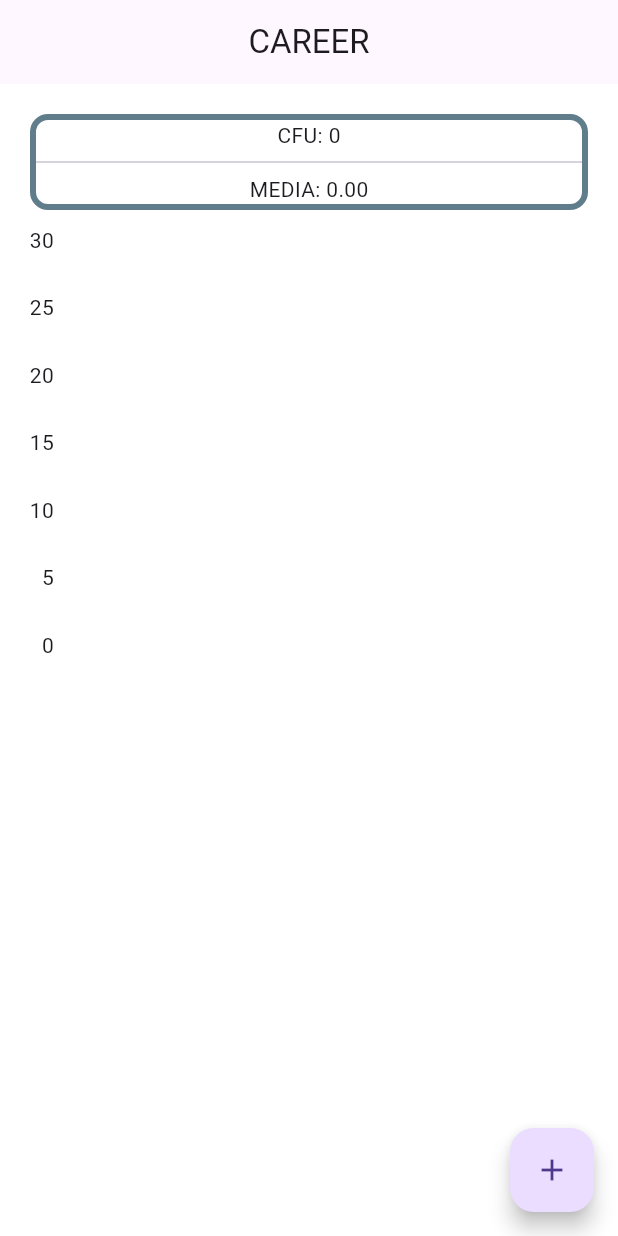
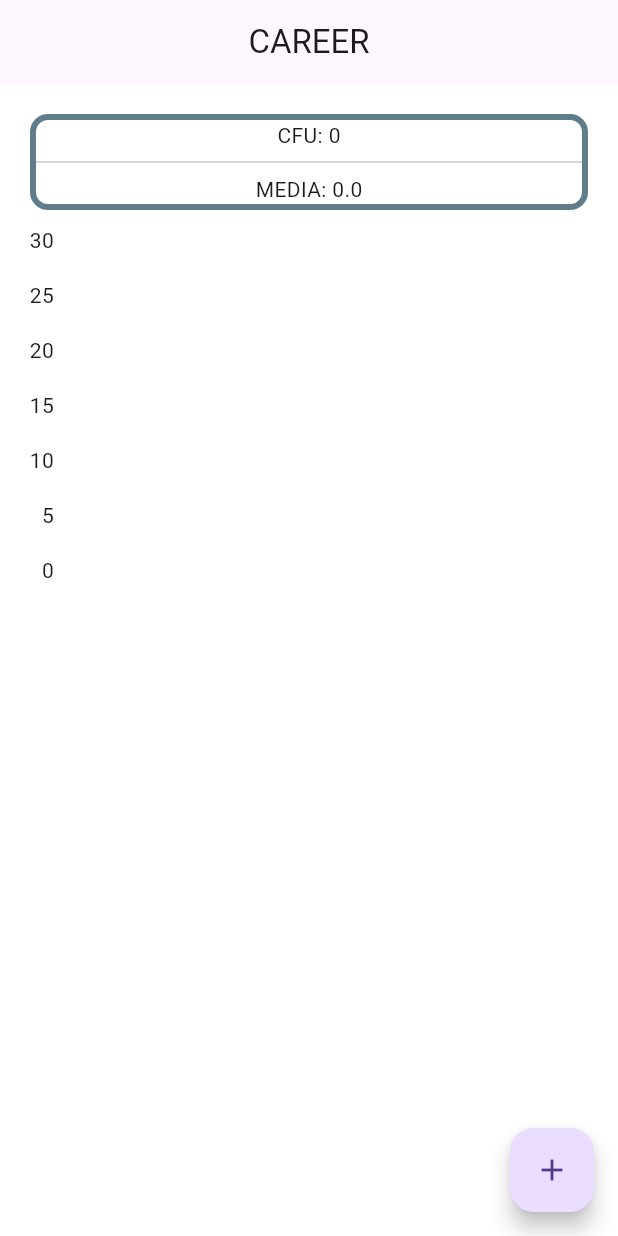
Before and after one commit to allozziotharo/Mobile-Computing, a Flutter app: the screen it shows after launch, on a phone screen of 412 x 824 dp. Run offline on Flutter 3.47's test engine with Material 3 defaults, Android fonts, the phone set to English and light mode, and no system bars; drawn by our look-alikes of fl_chart; our stand-ins replace google_fonts, table_calendar; Roboto replaces fonts that are missing (Oxanium).

Commit message:
aggiunto il grafico che fa vedere l'andamento degli esami
ora aggiungengo un esame a list page compare e scompare (se lo rimuovo) dalla list page   ---> nome list page VA CAMBIATO

```diff
--- a/project_mobile/lib/screens/listpage.dart
+++ b/project_mobile/lib/screens/listpage.dart
@@ -1,5 +1,6 @@
 //materiale standard
 import 'package:flutter/material.dart';
+import 'package:project_mobile/widget/AverageWidget.dart';
 import 'package:project_mobile/widget/ListItem.dart';
 import 'package:project_mobile/widget/degreeGraph/graph.dart';
 
@@ -15,11 +16,14 @@ class _ListPageState extends State<ListPage> {
   //chiave della animated list
   final listKey = GlobalKey<AnimatedListState>();
 
-  //tipo della lista
+  //elementi della animated list
   final List<ListItem> items = [];
 
   //lista che deve contenere i voti degli esami
   List<double> degree = [];
+
+  //variabile che dovrà contenere
+  double currentAverage = 0;
 
   @override
   Widget build(BuildContext context) {
@@ -32,25 +36,10 @@ class _ListPageState extends State<ListPage> {
         mainAxisAlignment: MainAxisAlignment.center,
         children: [
           //WIDGET PER MEDIA E CFU
-          Container(
-              decoration: BoxDecoration(
-                  border: Border.all(
-                    color: Colors.blueGrey,
-                    width: 4,
-                  ),
-                  borderRadius: BorderRadius.circular(12)),
-              margin: EdgeInsets.all(20),
-              child: Column(
-                mainAxisAlignment: MainAxisAlignment.start,
-                children: [
-                  Text("CFU: 0"),
-                  Divider(),
-                  Text("MEDIA: 0.00"),
-                ],
-              )),
+          AverageWidget(average: currentAverage),
           //grafico
           SizedBox(
-            height: 300,
+            height: 250,
             child: MyGraph(
               degreeList: degree,
             ),
@@ -82,6 +71,7 @@ class _ListPageState extends State<ListPage> {
   //funzione che rimuove un list item invocata dal cestino
   void removeItem(int index) {
     final removedItem = items[index];
+    degree.removeAt(index); //rimuovo gli elementi dalle liste
     items.removeAt(index);
     listKey.currentState!.removeItem(
       index,
@@ -90,8 +80,9 @@ class _ListPageState extends State<ListPage> {
         animation: animation,
         onClicked: () {},
       ),
-      duration: Duration(milliseconds: 400),
+      duration: Duration(milliseconds: 250),
     );
+    setState(() {}); //questo setState serve a fare il refresh della pagina
   }
   /********************************************/
 
@@ -156,6 +147,7 @@ class _ListPageState extends State<ListPage> {
               TextButton(
                 child: const Text('CANCEL'),
                 onPressed: () {
+                  _dateController.text = '';
                   Navigator.of(context).pop();
                 },
               ),
@@ -164,6 +156,7 @@ class _ListPageState extends State<ListPage> {
                 onPressed: () {
                   insertItem(esame, voto, data);
                   _dateController.text = '';
+                  setState(() {});
                   Navigator.of(context).pop();
                 },
               ),
@@ -175,12 +168,10 @@ class _ListPageState extends State<ListPage> {
 
   //funzione che chiama il costruttore di list item e lo inserisce nella lista
   void insertItem(String esame, int voto, String data) {
-    final newIndex = 0;
     final newItem = ListItem(esame: esame, voto: voto, data: data);
+    items.insert(0, newItem);
     degree.add(double.parse(newItem.voto.toString()));
-    items.insert(newIndex, newItem);
-    listKey.currentState!
-        .insertItem(newIndex, duration: Duration(milliseconds: 500));
+    listKey.currentState!.insertItem(0, duration: Duration(milliseconds: 250));
   }
   /*****************************************************/
 }
--- /dev/null
+++ b/project_mobile/lib/widget/AverageWidget.dart
@@ -0,0 +1,25 @@
+//materiale standard
+import 'package:flutter/material.dart';
+
+class AverageWidget extends StatelessWidget {
+  final double average;
+
+  const AverageWidget({Key? key, required this.average});
+
+  @override
+  Widget build(BuildContext context) {
+    return Container(
+        decoration: BoxDecoration(
+            border: Border.all(color: Colors.blueGrey, width: 4),
+            borderRadius: BorderRadius.circular(12)),
+        margin: EdgeInsets.all(20),
+        child: Column(
+          mainAxisAlignment: MainAxisAlignment.start,
+          children: [
+            Text("CFU: 0"),
+            Divider(),
+            Text("MEDIA: " + average.toString()),
+          ],
+        ));
+  }
+}
```
